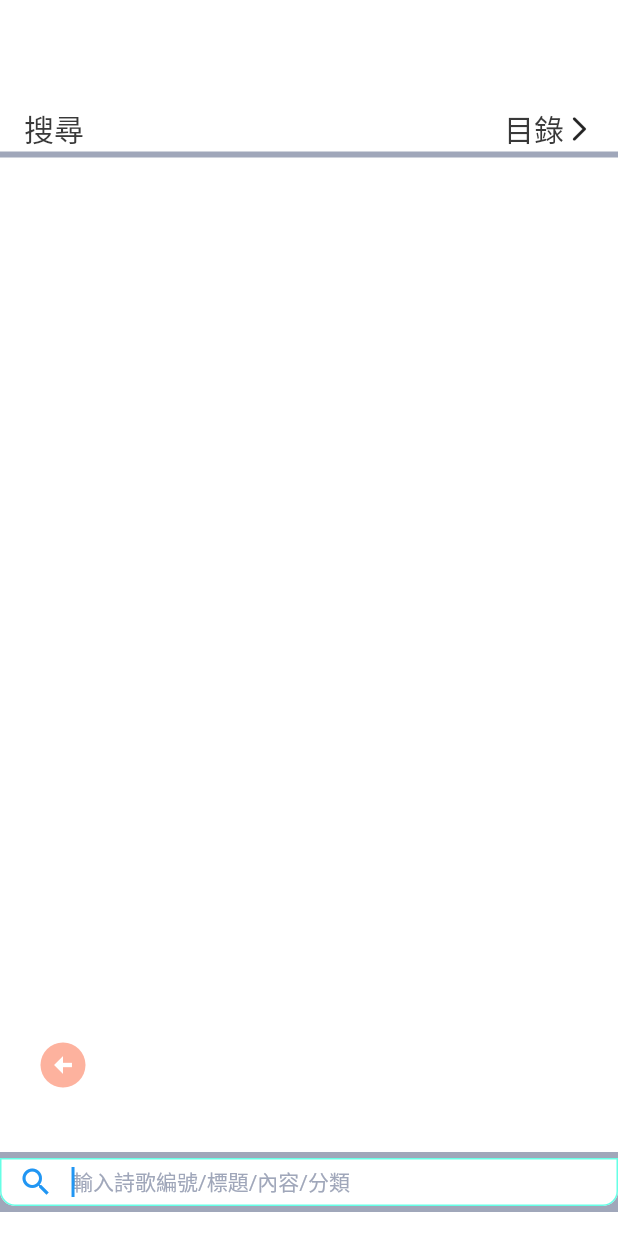
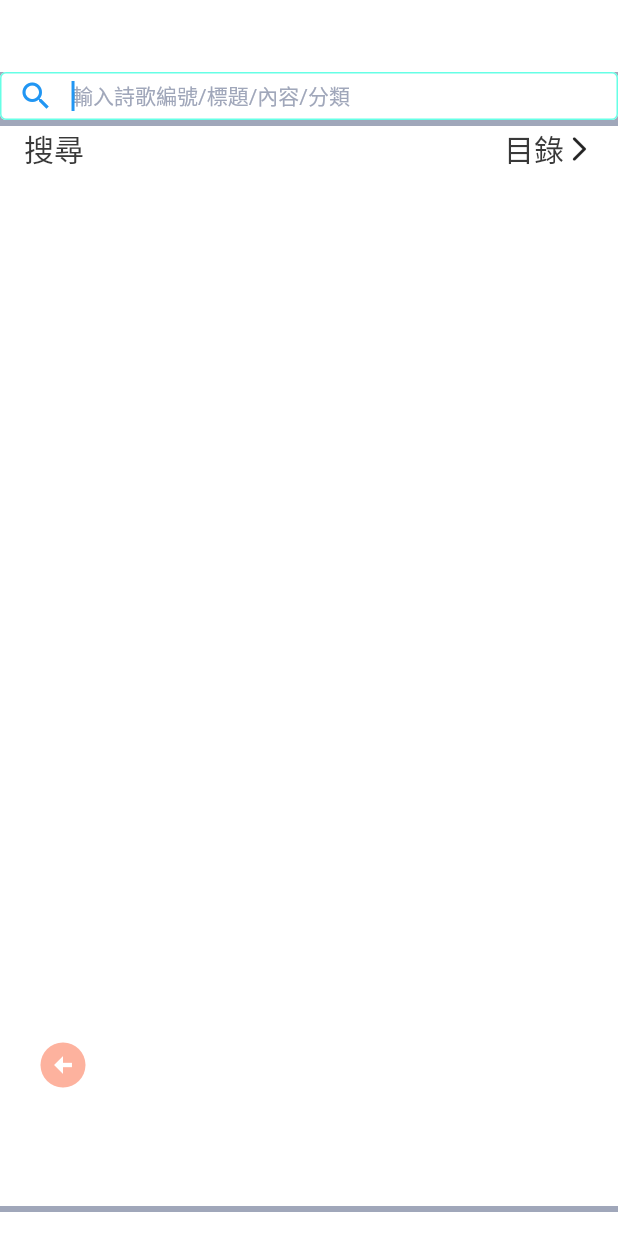
Before and after one commit to 0soul0/flutter_poetry, a Flutter app: the SearchAllFragment screen opened by its route, on a phone screen of 412 x 824 dp. Run offline on Flutter 3.47's test engine with Material 2 defaults, Android fonts, the phone set to English and light mode, and no system bars; our stand-ins replace audioplayers, dio, event_bus, firebase_core, firebase_messaging, floor and 14 more; missing offline and left inert: dart:ffi, easy_isolate, lifecycle, new_version_plus, share_extend; accounts and stored records are empty; generated files the repository leaves out were written again; network calls fail.

Commit message:
搜尋頁面卡頓問題

```diff
--- a/lib/presentation/views/search/catalogue_full_page.dart
+++ b/lib/presentation/views/search/catalogue_full_page.dart
@@ -116,8 +116,7 @@ class _CatalogueFull extends State<CatalogueFull>
           // controller.updateCatalogue(index, item, false);
 
           //change search text
-          controller.setSearchText(
-              "${MySearchController.searchCatalogueKey}${MySearchController.split}${item?.category}");
+          controller.setSearchText("${MySearchController.searchCatalogueKey}${MySearchController.split}${item?.category}");
 
           Get.back();
         });
--- a/lib/presentation/views/search/search_all_fragment.dart
+++ b/lib/presentation/views/search/search_all_fragment.dart
@@ -13,19 +13,11 @@ import '../widget/text_unit_widget.dart';
 import 'list_page.dart';
 
 class SearchAllFragment extends GetView<MySearchController> {
-  SearchAllFragment({Key? key}) : super(key: key);
-  bool b = true;
+  const SearchAllFragment({Key? key}) : super(key: key);
 
   @override
   Widget build(BuildContext context) {
-    if (b) {
-      b = false;
-      Future.delayed(Duration.zero,
-          () => FocusScope.of(context).requestFocus(controller.commentFocus));
-    }
-
     return Scaffold(
-      resizeToAvoidBottomInset: true,
       body: Stack(
         children: [
           Container(
@@ -33,7 +25,20 @@ class SearchAllFragment extends GetView<MySearchController> {
             child: Column(
               mainAxisSize: MainAxisSize.min,
               children: [
-                const BannerWidget(),
+                // const BannerWidget(),
+                const Divider(
+                    height: Dimens.toolbarHeight,
+                    thickness: Dimens.moduleDividing,
+                    color: AppColor.white),
+                Container(
+                  height: 32 * TextUnitWidget.textSizeTimes,
+                  decoration: const BoxDecoration(color: AppColor.dividerColor),
+                  child: _search(context),
+                ),
+                const Divider(
+                    height: Dimens.moduleDividing,
+                    thickness: Dimens.moduleDividing,
+                    color: AppColor.dividerColor),
                 Padding(
                   padding: const EdgeInsets.symmetric(
                       horizontal: Dimens.itemSpace * 2),
@@ -60,10 +65,6 @@ class SearchAllFragment extends GetView<MySearchController> {
                     ],
                   ),
                 ),
-                const Divider(
-                    height: Dimens.moduleDividing,
-                    thickness: Dimens.moduleDividing,
-                    color: AppColor.dividerColor),
                 Expanded(
                   child: Container(
                       padding: const EdgeInsets.fromLTRB(
@@ -77,15 +78,7 @@ class SearchAllFragment extends GetView<MySearchController> {
                     height: Dimens.moduleDividing,
                     thickness: Dimens.moduleDividing,
                     color: AppColor.dividerColor),
-                Container(
-                  height: 32 * TextUnitWidget.textSizeTimes,
-                  decoration: const BoxDecoration(color: AppColor.dividerColor),
-                  child: _search(context),
-                ),
-                const Divider(
-                    height: Dimens.moduleDividing,
-                    thickness: Dimens.moduleDividing,
-                    color: AppColor.dividerColor),
+
               ],
             ),
           ),
@@ -113,6 +106,7 @@ class SearchAllFragment extends GetView<MySearchController> {
         MediaQuery(
           data: mqDataNew,
           child: TextField(
+            autofocus: true,
             controller: controller.textController,
             focusNode: controller.commentFocus,
             textAlign: TextAlign.left,
@@ -128,21 +122,24 @@ class SearchAllFragment extends GetView<MySearchController> {
                 hintText: "searchHelper".tr,
                 hintStyle: Styles.helperStyle16,
                 border: const OutlineInputBorder(
-                    borderRadius: BorderRadius.only(
-                        bottomLeft: Radius.circular(Dimens.moduleRadius),
-                        bottomRight: Radius.circular(Dimens.moduleRadius))),
+                    // borderRadius: BorderRadius.only(
+                    //     bottomLeft: Radius.circular(Dimens.moduleRadius),
+                    //     bottomRight: Radius.circular(Dimens.moduleRadius))
+                ),
                 enabledBorder: const OutlineInputBorder(
                     borderSide:
                         BorderSide(width: 0, color: AppColor.dividerColor),
-                    borderRadius: BorderRadius.only(
-                        bottomLeft: Radius.circular(Dimens.moduleRadius),
-                        bottomRight: Radius.circular(Dimens.moduleRadius))),
+                    // borderRadius: BorderRadius.only(
+                    //     bottomLeft: Radius.circular(Dimens.moduleRadius),
+                    //     bottomRight: Radius.circular(Dimens.moduleRadius))
+                ),
                 focusedBorder: const OutlineInputBorder(
                     borderSide:
                         BorderSide(width: 1, color: AppColor.secondColor),
-                    borderRadius: BorderRadius.only(
-                        bottomLeft: Radius.circular(Dimens.moduleRadius),
-                        bottomRight: Radius.circular(Dimens.moduleRadius))),
+                    // borderRadius: BorderRadius.only(
+                    //     bottomLeft: Radius.circular(Dimens.moduleRadius),
+                    //     bottomRight: Radius.circular(Dimens.moduleRadius))
+                ),
                 contentPadding: const EdgeInsets.all(Dimens.itemPaddingSpace_4),
                 prefixIcon: const Icon(Icons.search)),
           ),
```
Also changed, not shown: pubspec.lock.
